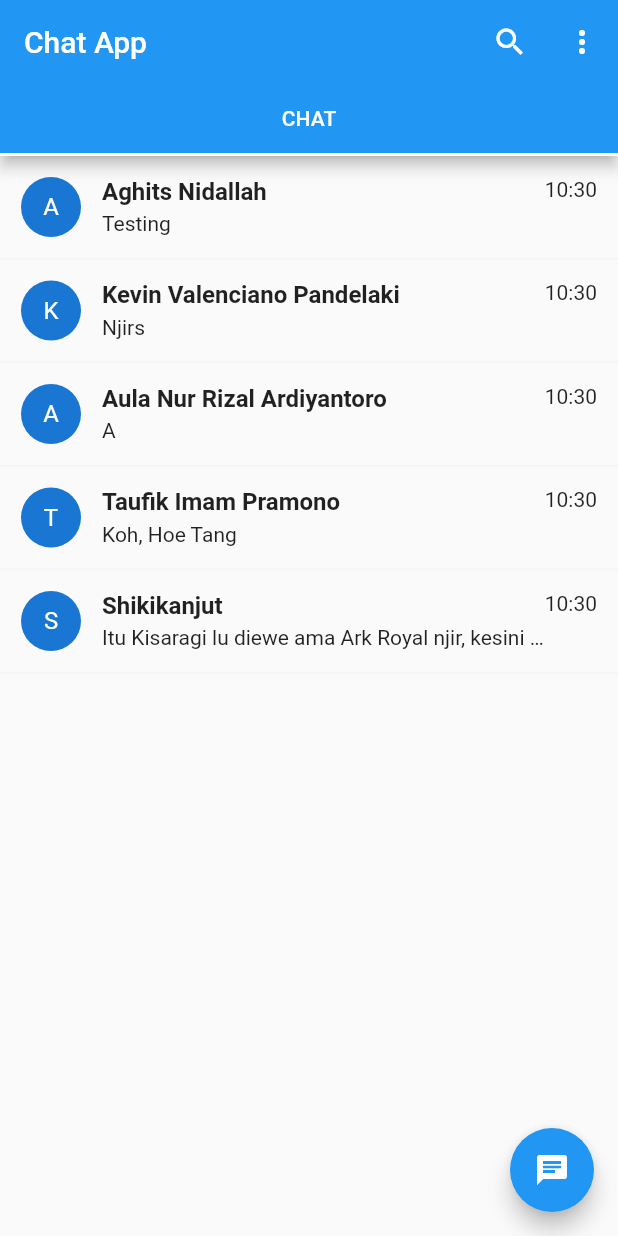
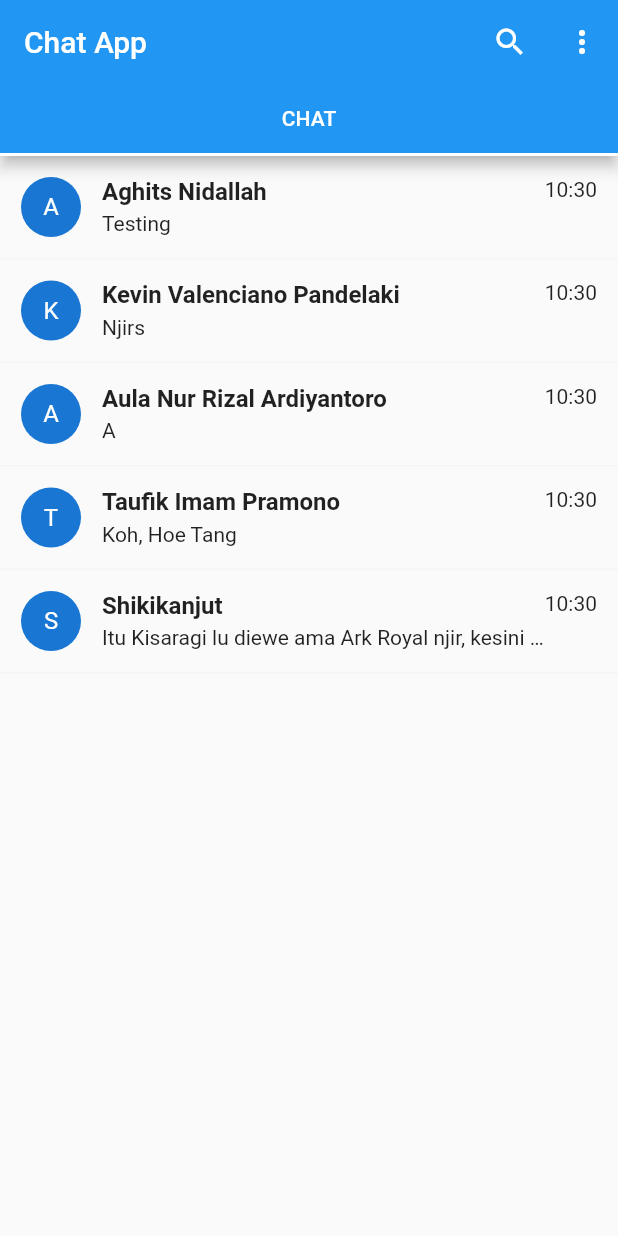
Before and after one commit to NikarashiHatsu/flutter_learning, a Flutter app: the screen it shows after launch, on a phone screen of 412 x 824 dp. Run offline on Flutter 3.47's test engine with Material 2 defaults, Android fonts, the phone set to English and light mode, and no system bars; our stand-ins replace cloud_firestore, firebase_core; accounts and stored records are empty.

Commit message:
feat: added some experiment

```diff
--- a/lib/main.dart
+++ b/lib/main.dart
@@ -1,15 +1,49 @@
 import 'package:flutter/material.dart';
+import 'package:firebase_core/firebase_core.dart';
 import 'package:training/pages/chatroom.dart';
-import 'package:training/components/status.dart';
 import 'package:training/pages/contacts.dart';
+import 'package:training/pages/loading.dart';
+
+import 'package:training/firestore/add_user.dart';
 
 void main() {
-  runApp(
-    MaterialApp(
+  WidgetsFlutterBinding.ensureInitialized();
+  runApp(FirestoreApp());
+}
+
+class FirestoreApp extends StatelessWidget {
+  final Future<FirebaseApp> _initialization = Firebase.initializeApp();
+
+  @override
+  Widget build(BuildContext context) {
+    return FutureBuilder(
+      future: _initialization,
+      builder: (context, snapshot) {
+        // Check for errors
+        if(snapshot.hasError) {
+          // return SomethingWentWrong();
+        }
+
+        // Once complete, show the app
+        if(snapshot.connectionState == ConnectionState.done) {
+          return TheTrueApp();
+        }
+
+        // Otherwise, show loading page
+        return Loading();
+      },
+    );
+  }
+}
+
+class TheTrueApp extends StatelessWidget {
+  @override
+  Widget build(BuildContext context) {
+    return MaterialApp(
       debugShowCheckedModeBanner: false,
       home: ChattingApp(),
-    ),
-  );
+    );
+  }
 }
 
 class ChattingApp extends StatelessWidget {
@@ -45,14 +79,18 @@ class ChattingApp extends StatelessWidget {
             // Status(),
           ],
         ),
-        floatingActionButton: FloatingActionButton(
-          child: Icon(Icons.chat),
-          onPressed: () {
-            Navigator.push(context, MaterialPageRoute(
-              builder: (context) => Contacts(),
-            ));
-          },
-        ),
+        // floatingActionButton: FloatingActionButton(
+        //   child: Icon(Icons.chat),
+        //   onPressed: () {
+        //     Navigator.push(context, MaterialPageRoute(
+        //       builder: (context) => Contacts(),
+        //     ));
+        //   },
+        // ),
+        // floatingActionButton: AddUser(
+        //   username: 'HatsuShiroyuki',
+        //   password: 'Shiroyuki',
+        // ),
       ),
     );
   }
--- /dev/null
+++ b/lib/pages/loading.dart
@@ -0,0 +1,14 @@
+import 'package:flutter/material.dart';
+
+class Loading extends StatelessWidget {
+  @override
+  Widget build(BuildContext context) {
+    return MaterialApp(
+      home: Scaffold(
+        body: Center(
+          child: Text('Loading...'),
+        ),
+      ),
+    );
+  }
+}
--- a/pubspec.yaml
+++ b/pubspec.yaml
@@ -28,6 +28,8 @@ dependencies:
   # The following adds the Cupertino Icons font to your application.
   # Use with the CupertinoIcons class for iOS style icons.
   cupertino_icons: ^1.0.0
+  firebase_core: "0.5.2"
+  cloud_firestore: "^0.14.3"
 
 dev_dependencies:
   flutter_test:
```
Also changed, not shown: lib/firestore/add_user.dart (added, +56 -0 lines), pubspec.lock, 3 other files.
